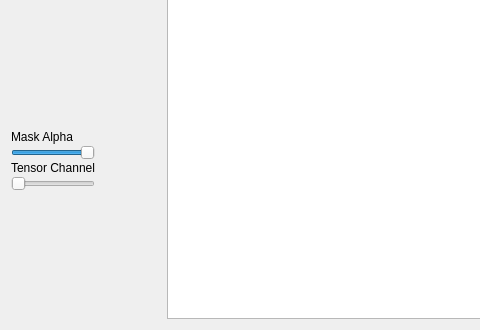
Qt form src/WhiskerToolbox/Media_Widget/Media_Widget.ui (paulmthompson/WhiskerToolbox) before a commit; both pictures show x 0 to 480 and y 231 to 561 of the 763 by 561 pixel window.
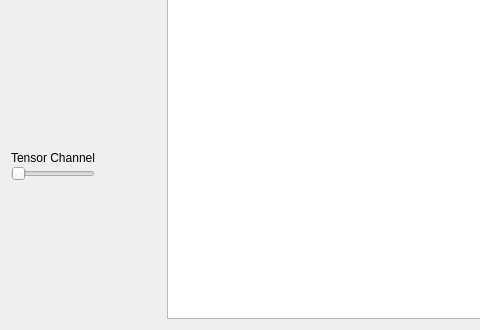
The same form after that commit. Custom widgets are drawn as their Qt base class.

Diff of the .ui file:
```diff
--- a/src/WhiskerToolbox/Media_Widget/Media_Widget.ui
+++ b/src/WhiskerToolbox/Media_Widget/Media_Widget.ui
@@ -21,7 +21,7 @@
   </property>
   <layout class="QHBoxLayout" name="horizontalLayout" stretch="1,4">
    <item>
-    <layout class="QVBoxLayout" name="verticalLayout" stretch="0,0,0,0,0,0,0,0,0,0,0">
+    <layout class="QVBoxLayout" name="verticalLayout" stretch="0,0,0,0,0,0,0,0,0">
      <property name="spacing">
       <number>1</number>
      </property>
@@ -113,35 +113,6 @@
        <widget class="QWidget" name="page"/>
       </widget>
      </item>
-     <item>
-      <widget class="QLabel" name="label">
-       <property name="text">
-        <string>Mask Alpha</string>
-       </property>
-      </widget>
-     </item>
-     <item>
-      <widget class="QSlider" name="mask_slider">
-       <property name="enabled">
-        <bool>true</bool>
-       </property>
-       <property name="sizePolicy">
-        <sizepolicy hsizetype="Fixed" vsizetype="Fixed">
-         <horstretch>0</horstretch>
-         <verstretch>0</verstretch>
-        </sizepolicy>
-       </property>
-       <property name="maximum">
-        <number>100</number>
-       </property>
-       <property name="value">
-        <number>100</number>
-       </property>
-       <property name="orientation">
-        <enum>Qt::Orientation::Horizontal</enum>
-       </property>
-      </widget>
-     </item>
      <item>
       <widget class="QLabel" name="label_2">
        <property name="text">
```
